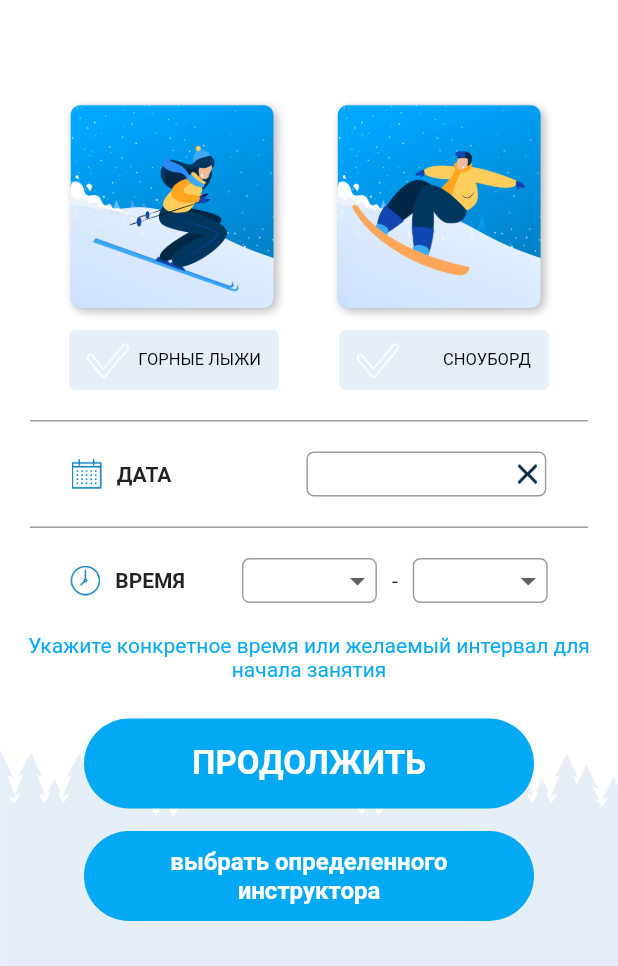
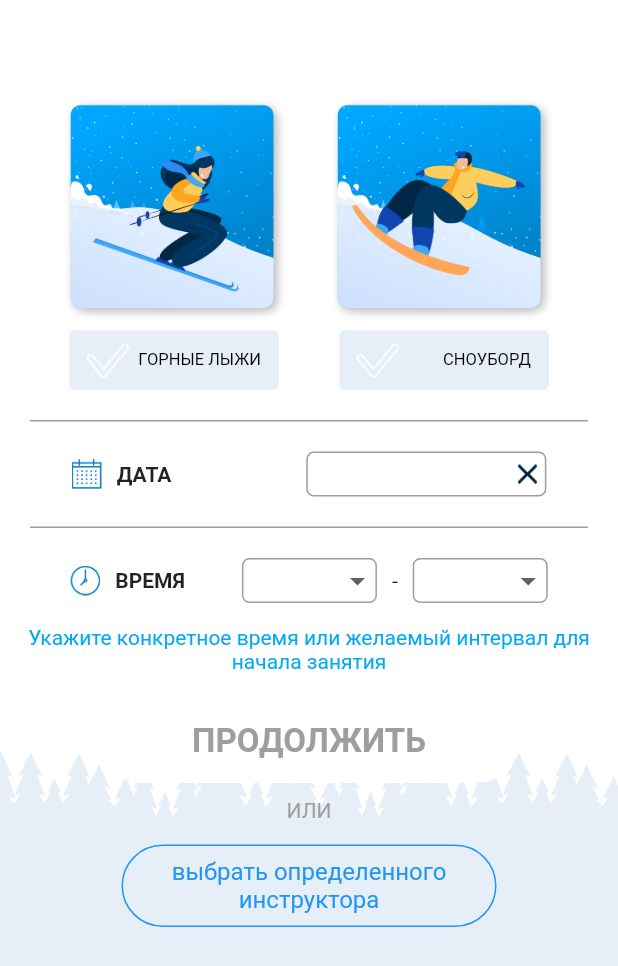
Before and after one commit to Impulseone/AcademGora, a Flutter app: the screen it shows after launch, on a phone screen of 412 x 824 dp. Shown: the top 966 px of the screen. Run offline on Flutter 3.47's test engine with Material 2 defaults, Android fonts, the phone set to English and light mode, and no system bars; our stand-ins replace carousel_slider, flutter_calendar_carousel, pin_input_text_field; project files that could hold a hidden picture were left out.

Commit message:
buttons view update

```diff
--- a/academ_gora/lib/screens/registration/helpers_widgets/date_widget.dart
+++ b/academ_gora/lib/screens/registration/helpers_widgets/date_widget.dart
@@ -72,7 +72,7 @@ class _DateWidgetState extends State<DateWidget> {
                     ? ""
                     : DateFormat("dd.MM.yyyy").format(_selectedDate),
                 textAlign: TextAlign.center,
-                style: TextStyle(fontWeight: FontWeight.bold, fontSize: 16),
+                style: TextStyle(fontSize: 16),
               ))),
       onTap: _showDateDialog,
     );
--- a/academ_gora/lib/screens/registration/registration_to_instructor_screen.dart
+++ b/academ_gora/lib/screens/registration/registration_to_instructor_screen.dart
@@ -1,12 +1,14 @@
 import 'package:academ_gora/screens/registration/helpers_widgets/time_widget.dart';
 import 'package:flutter/material.dart';
+import 'package:flutter/painting.dart';
 
 import 'helpers_widgets/date_widget.dart';
 import 'helpers_widgets/select_kind_of_sport.dart';
 
 class RegistrationToInstructorScreen extends StatefulWidget {
   @override
-  _RegistrationToInstructorScreenState createState() => _RegistrationToInstructorScreenState();
+  _RegistrationToInstructorScreenState createState() =>
+      _RegistrationToInstructorScreenState();
 }
 
 class _RegistrationToInstructorScreenState
@@ -32,9 +34,16 @@ class _RegistrationToInstructorScreenState
           _horizontalDivider(),
           DateWidget(_selectedDate),
           _horizontalDivider(),
-          TimeWidget(_firstCurrentlySelected,_secondCurrentlySelected),
+          TimeWidget(_firstCurrentlySelected, _secondCurrentlySelected),
           _warningText(),
           _continueButton(),
+          Container(
+            padding: EdgeInsets.only(top: 10),
+              child: Text("ИЛИ",
+                  style: TextStyle(
+                      fontSize: 14,
+                      fontWeight: FontWeight.normal,
+                      color: Colors.grey))),
           _selectCoachButton()
         ],
       ),
@@ -51,7 +60,7 @@ class _RegistrationToInstructorScreenState
 
   Widget _warningText() {
     return Container(
-        margin: EdgeInsets.only(top: 20, left: 10, right: 10),
+        margin: EdgeInsets.only(top: 15, left: 10, right: 10),
         child: Text(
           "Укажите конкретное время или желаемый интервал для начала занятия",
           textAlign: TextAlign.center,
@@ -61,12 +70,12 @@ class _RegistrationToInstructorScreenState
 
   Widget _continueButton() {
     return Container(
-      width: 300.0,
-      height: 60,
-      margin: EdgeInsets.only(top: 25),
+      width: 280.0,
+      height: 55,
+      margin: EdgeInsets.only(top: 18),
       child: Material(
         borderRadius: BorderRadius.all(Radius.circular(35)),
-        color: Colors.lightBlue,
+        color: Colors.white,
         child: InkWell(
             onTap: null,
             child: Center(
@@ -77,7 +86,7 @@ class _RegistrationToInstructorScreenState
                       "ПРОДОЛЖИТЬ",
                       textAlign: TextAlign.center,
                       style: TextStyle(
-                          color: Colors.white,
+                          color: Colors.grey,
                           fontSize: 22,
                           fontWeight: FontWeight.bold),
                     ),
@@ -89,12 +98,15 @@ class _RegistrationToInstructorScreenState
 
   Widget _selectCoachButton() {
     return Container(
-      width: 300.0,
-      height: 60,
+      width: 250.0,
+      height: 55,
       margin: EdgeInsets.only(top: 15),
+      decoration: BoxDecoration(
+          border: Border.all(color: Colors.blue),
+          borderRadius: BorderRadius.all(Radius.circular(30))),
       child: Material(
         borderRadius: BorderRadius.all(Radius.circular(35)),
-        color: Colors.lightBlue,
+        color: Colors.transparent,
         child: InkWell(
             onTap: null,
             child: Center(
@@ -114,7 +126,7 @@ class _RegistrationToInstructorScreenState
       text,
       textAlign: TextAlign.center,
       style: TextStyle(
-          color: Colors.white, fontSize: 16, fontWeight: FontWeight.bold),
+          color: Colors.blue, fontSize: 16, fontWeight: FontWeight.normal),
     );
   }
 }
```
